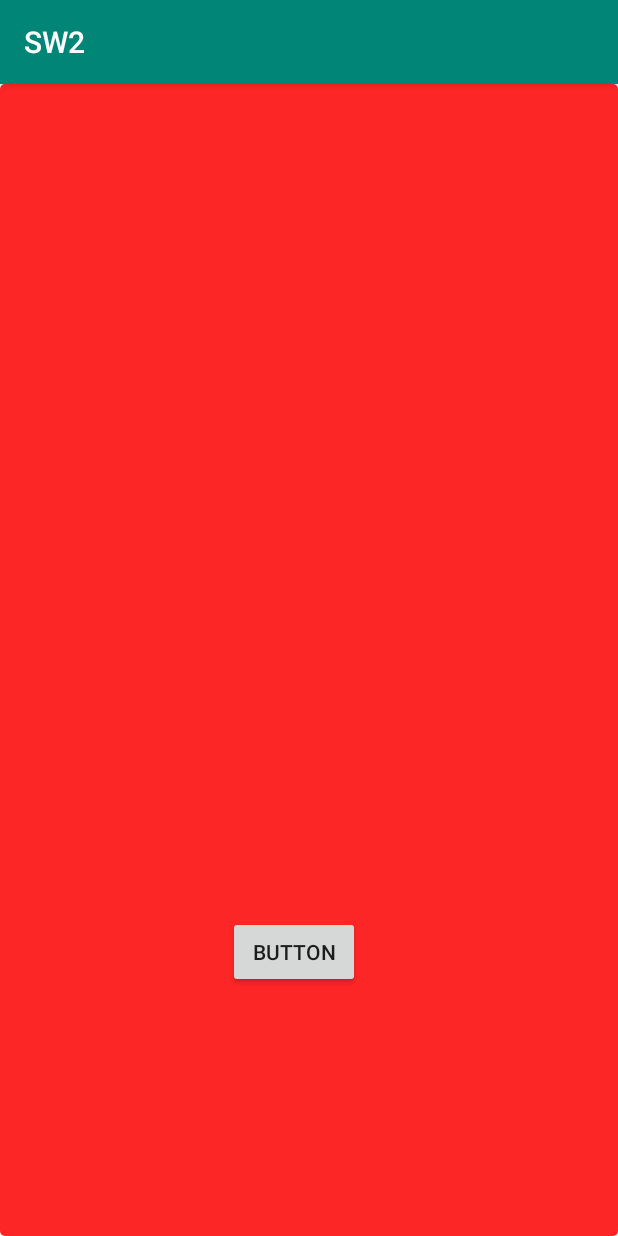
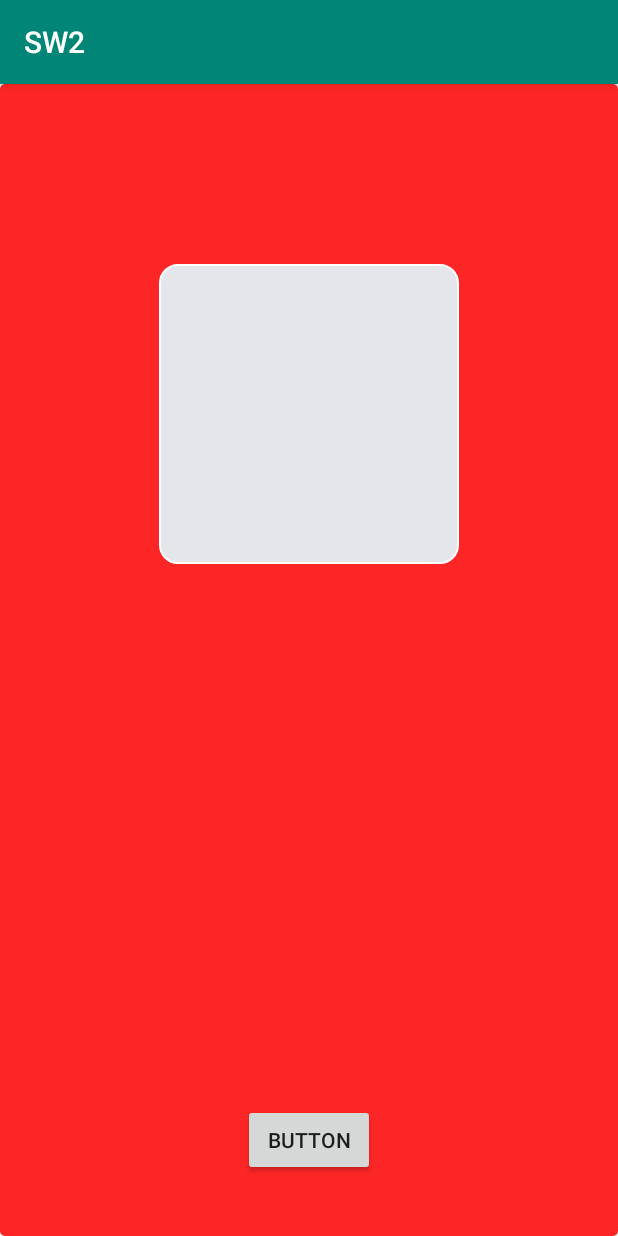
Before and after one commit to luisbrunetti/AplicativoMovil_Kamachi, an Android app: the fragment AfiliacionFragment shown on its own in the app's theme, on a phone screen of 412 x 824 dp. Run offline under Robolectric (Android 15) with nearby library versions, the phone set to English and light mode, and no system bars; our stand-ins replace Firebase (no records; nobody signed in at launch, a user with empty details on screens opened directly); Roboto replaces fonts that are not available here.

Commit message:
Commit Subida y obtención de fotos completado

```diff
--- a/app/build.gradle
+++ b/app/build.gradle
@@ -53,6 +53,7 @@ dependencies {
     implementation 'com.google.firebase:firebase-database:18.0.0'
     implementation 'com.google.firebase:firebase-analytics:17.2.2'
     implementation 'com.google.android.material:material:1.0.0'
+    implementation 'com.github.bumptech.glide:glide:4.9.0'
     implementation 'com.google.firebase:firebase-storage-ktx:19.1.0'
 
 
--- a/app/src/main/AndroidManifest.xml
+++ b/app/src/main/AndroidManifest.xml
@@ -18,11 +18,6 @@
         android:roundIcon="@mipmap/ic_launcher_round"
         android:supportsRtl="true"
         android:theme="@style/AppTheme">
-        <activity
-            android:name=".navagation_main_bottom_ba"
-            android:label="@string/title_activity_navagation_main_bottom_bar" />
-            android:name=".menu_principal"
-            android:label="@string/title_activity_menu_principal" />
         <activity android:name=".ForgotPassowrd" />
         <activity android:name=".RegistrarActivity" />
         <activity android:name=".MainActivity" />
--- a/app/src/main/java/com/example/sw2/LoginActivity.kt
+++ b/app/src/main/java/com/example/sw2/LoginActivity.kt
@@ -77,7 +77,6 @@ class LoginActivity : AppCompatActivity() {
                     action(intent)
                 } else {
                     Toast.makeText(this, "Error en autotentificaio", Toast.LENGTH_SHORT).show()
-
                 }
 
             }
@@ -88,5 +87,6 @@ class LoginActivity : AppCompatActivity() {
 
     private fun action(intent:Intent) {
         startActivity(intent)
+        pogressBarLogin.visibility = View.GONE
     }
 }
--- a/app/src/main/java/com/example/sw2/framents/HomeFragment.kt
+++ b/app/src/main/java/com/example/sw2/framents/HomeFragment.kt
@@ -6,7 +6,9 @@ import android.util.Log
 import android.view.LayoutInflater
 import android.view.View
 import android.view.ViewGroup
+import android.widget.ImageView
 import android.widget.ListView
+import android.widget.ProgressBar
 import android.widget.Toast
 import androidx.fragment.app.Fragment
 import androidx.recyclerview.widget.LinearLayoutManager
@@ -26,7 +28,6 @@ class HomeFragment: Fragment() {
     lateinit var v:View
     lateinit var lstServicios : ArrayList<ServicioListView>
 
-    ///Testeando
     override fun onCreateView(inflater: LayoutInflater, container: ViewGroup?, savedInstanceState: Bundle?): View? {
         v = inflater.inflate(R.layout.fragment_home,container,false)
         myRecyclyview = v.findViewById(R.id.recycleview_homefragment)
--- a/app/src/main/res/layout/fragment_afiliacion.xml
+++ b/app/src/main/res/layout/fragment_afiliacion.xml
@@ -6,15 +6,37 @@
     android:layout_height="match_parent"
     android:background="@drawable/button_border_registrar">
 
+    <ProgressBar
+        android:id="@+id/progressBar_afiliaciónFragment"
+        style="?android:attr/progressBarStyle"
+        android:layout_width="wrap_content"
+        android:layout_height="wrap_content"
+        android:visibility="invisible"
+        app:layout_constraintBottom_toBottomOf="parent"
+        app:layout_constraintEnd_toEndOf="parent"
+        app:layout_constraintStart_toStartOf="parent"
+        app:layout_constraintTop_toTopOf="parent"
+        app:layout_constraintVertical_bias="0.042" />
+
+    <ImageView
+        android:id="@+id/imagen_Descargada"
+        android:layout_width="200dp"
+        android:layout_height="200dp"
+        android:layout_marginTop="120dp"
+        app:layout_constraintEnd_toEndOf="parent"
+        app:layout_constraintStart_toStartOf="parent"
+        app:layout_constraintTop_toTopOf="parent"
+        app:srcCompat="@drawable/backwithborder" />
+
     <Button
         android:id="@+id/buttonsubirImage"
         android:layout_width="wrap_content"
         android:layout_height="wrap_content"
+        android:layout_marginBottom="40dp"
         android:text="Button"
         app:layout_constraintBottom_toBottomOf="parent"
         app:layout_constraintEnd_toEndOf="parent"
-        app:layout_constraintHorizontal_bias="0.47"
         app:layout_constraintStart_toStartOf="parent"
-        app:layout_constraintTop_toTopOf="parent"
-        app:layout_constraintVertical_bias="0.77" />
+        app:layout_constraintTop_toBottomOf="@+id/imagen_Descargada"
+        app:layout_constraintVertical_bias="1.0" />
 </androidx.constraintlayout.widget.ConstraintLayout>
```
Also changed, not shown: app/src/main/java/com/example/sw2/framents/AfiliacionFragment.kt (+47 -6 lines).
